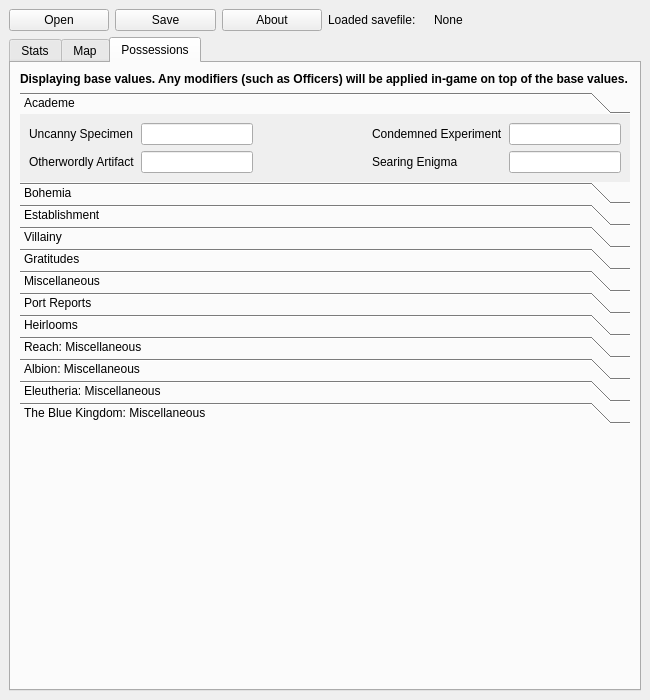
The window that Qt Designer UI/sunless_skies.ui (n0stalghia/Sunless_Skies_Save_Editor) describes before a commit, drawn with Qt 5.
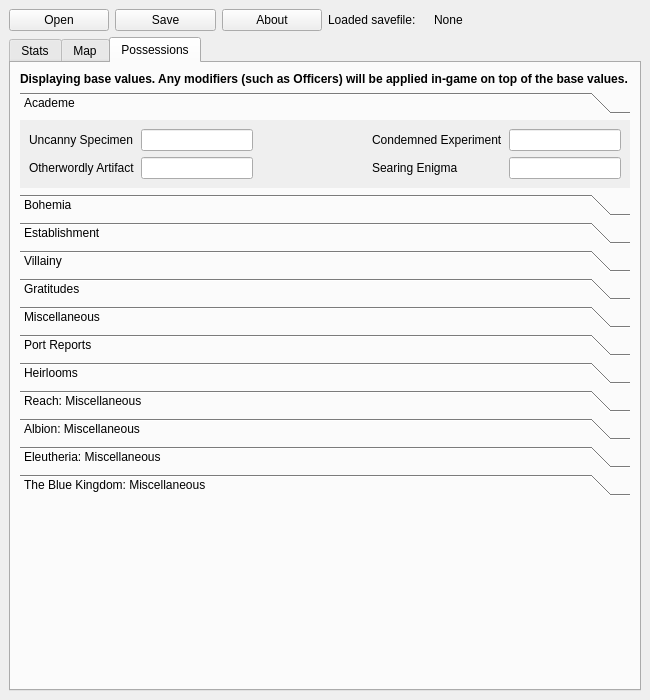
The same window after the commit. The open tabs and pages were chosen to show the change.

Commit message: Possessions Tab: Implementing different layout based on your operating system

```diff
--- a/Qt Designer UI/sunless_skies.ui
+++ b/Qt Designer UI/sunless_skies.ui
@@ -831,15 +831,15 @@
            <number>0</number>
           </property>
           <property name="tabSpacing">
-           <number>0</number>
+           <number>6</number>
           </property>
           <widget class="QWidget" name="page">
            <property name="geometry">
             <rect>
              <x>0</x>
              <y>0</y>
-             <width>580</width>
-             <height>76</height>
+             <width>608</width>
+             <height>69</height>
             </rect>
            </property>
            <attribute name="label">
```
Left out of the diff: 44 changed lines with no effect on the pictures. The commit also changes 2 other files.
